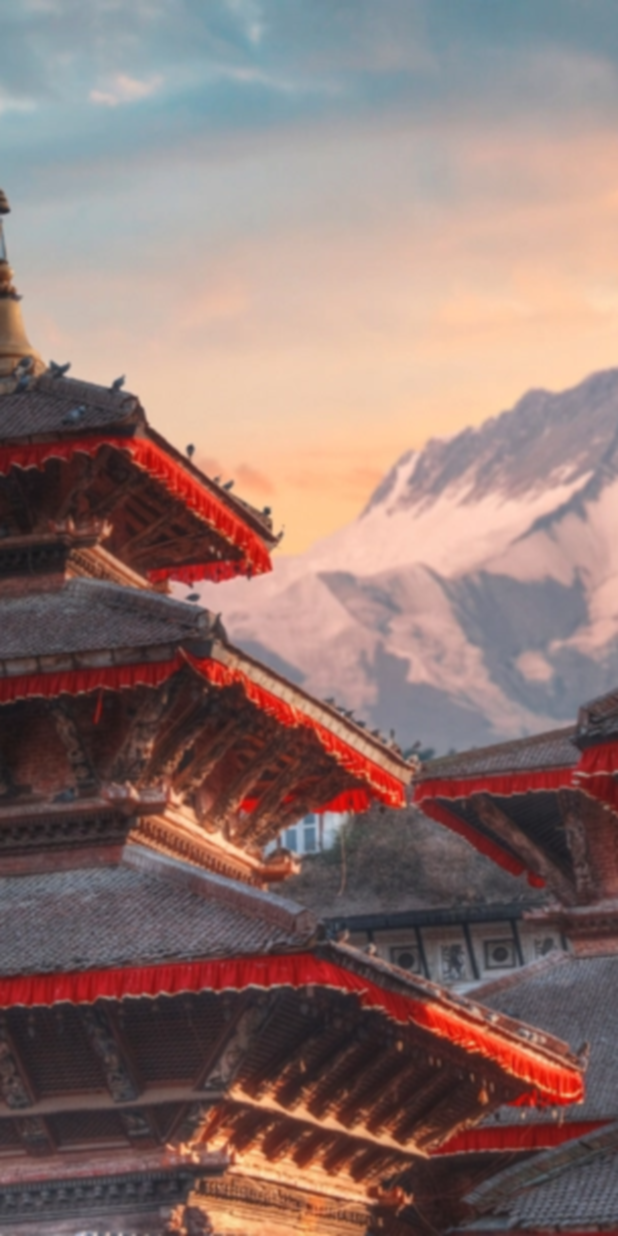
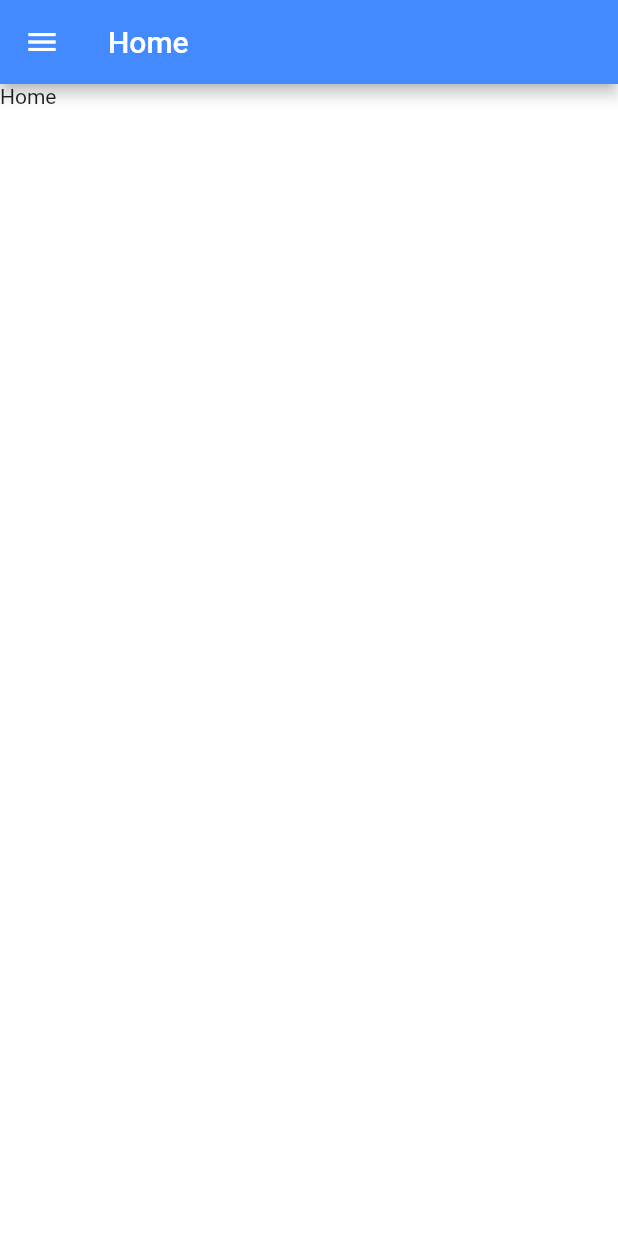
Before and after one commit to xroshan/NSA-App, a Flutter app: the first screen one second after launch, on a phone screen of 412 x 824 dp. Run offline on Flutter 3.47's test engine with Material 2 defaults, Android fonts, the phone set to English and light mode, and no system bars; our stand-ins replace firebase_analytics, firebase_auth, firebase_database, google_sign_in; accounts and stored records are empty; Roboto replaces fonts that are missing (Nunito).

Commit message:
navigation handled

```diff
--- /dev/null
+++ b/lib/classes/activity.dart
@@ -0,0 +1,3 @@
+class Activity {
+
+}
--- a/lib/main.dart
+++ b/lib/main.dart
@@ -1,6 +1,6 @@
 import 'package:flutter/material.dart';
 import './utils/login_animator.dart';
-import './pages/chat.dart';
+import './pages/navigator.dart';
 
 void main() => runApp(MyApp());
 
@@ -11,7 +11,8 @@ class MyApp extends StatelessWidget {
       title: 'NSALogin',
       debugShowCheckedModeBanner: false,
       theme: ThemeData(primaryColor: Colors.blueAccent, fontFamily: 'Nunito'),
-      home: LoginAnimator(),
+      home: NavigatorPage(),
+     // home: LoginAnimator(),
     );
   }
 }
--- /dev/null
+++ b/lib/pages/home.dart
@@ -0,0 +1,15 @@
+import 'package:flutter/material.dart';
+
+class HomePage extends StatefulWidget {
+  @override
+  _HomePageState createState() => _HomePageState();
+}
+
+class _HomePageState extends State<HomePage> {
+  @override
+  Widget build(BuildContext context) {
+    return Container(
+      child: Text('Home'),
+    );
+  }
+}
--- a/lib/pages/login.dart
+++ b/lib/pages/login.dart
@@ -5,7 +5,7 @@ import 'package:firebase_auth/firebase_auth.dart';
 import 'package:google_sign_in/google_sign_in.dart';
 import 'dart:async';
 
-import './chat.dart';
+import 'navigator.dart';
 //import '../utils/focus.dart';       Uncomment if you want to use email and password for login
 
 class LoginPage extends StatefulWidget {
@@ -49,8 +49,8 @@ class _LoginPageState extends State<LoginPage> {
       _isAuthenticating = false;
     });
 
-    Navigator.push(context,
-        MaterialPageRoute(builder: (context) => ChatPage(googleSignIn, _auth)));
+    Navigator.push(
+        context, MaterialPageRoute(builder: (context) => NavigatorPage()));
   }
 
   Future<Null> _onTimeout() {
--- /dev/null
+++ b/lib/pages/navigator.dart
@@ -0,0 +1,107 @@
+import 'package:flutter/material.dart';
+
+import 'home.dart';
+import 'profile.dart';
+import 'messages.dart';
+import 'events.dart';
+import 'tasks.dart';
+
+class NavigatorPage extends StatefulWidget {
+  @override
+  _NavigatorPageState createState() => _NavigatorPageState();
+}
+
+class _NavigatorPageState extends State<NavigatorPage> {
+  Widget _pages = HomePage();
+  String _title = 'Home';
+
+  final _drawerTextstyle =
+      TextStyle(fontSize: 20.0, fontWeight: FontWeight.bold);
+
+  @override
+  Widget build(BuildContext context) {
+    return SafeArea(
+      child: Scaffold(
+        backgroundColor: Colors.white,
+        appBar: AppBar(
+          title: Text(_title),
+        ),
+        body: _pages,
+        drawer: Drawer(
+          child: Container(
+            margin: EdgeInsets.all(5.0),
+            color: Colors.blueAccent,
+            width: double.infinity,
+            height: double.infinity,
+            child: new Column(
+              children: <Widget>[
+                ListTile(
+                  title: Text(
+                    'Home',
+                    style: _drawerTextstyle,
+                  ),
+                  onTap: () {
+                    setState(() {
+                      _title = 'Home';
+                      _pages = HomePage();
+                    });
+                    Navigator.pop(context);
+                  },
+                ),
+                ListTile(
+                  title: Text(
+                    'Profile',
+                    style: _drawerTextstyle,
+                  ),
+                  onTap: () {
+                    setState(() {
+                      _title = 'Profile';
+                      _pages = ProfilePage();
+                    });
+                    Navigator.pop(context);
+                  },
+                ),
+                ListTile(
+                  title: Text(
+                    'Messages',
+                    style: _drawerTextstyle,
+                  ),
+                  onTap: () {
+                    setState(() {
+                      _title = 'Messages';
+                      _pages = MessagesPage();
+                    });
+                    Navigator.pop(context);
+                  },
+                ),
+                ListTile(
+                  title: Text(
+                    'Events',
+                    style: _drawerTextstyle,
+                  ),
+                  onTap: () {
+                    setState(() {
+                      _title = 'Events';
+                      _pages = EventsPage();
+                    });
+                    Navigator.pop(context);
+                  },
+                ),
+                ListTile(
+                  title: Text('Tasks', style: _drawerTextstyle),
+                  onTap: () {
+                    setState(() {
+                      _title = 'Tasks';
+                      _pages = TasksPage();
+                    });
+                    Navigator.pop(context);
+                  },
+                ),
+              ],
+            ),
+          ),
+        ),
+      ),
+    );
+  }
+}
```
Also changed, not shown: lib/pages/events.dart (added, +15 -0 lines), lib/pages/messages.dart (added, +15 -0 lines), lib/pages/profile.dart (added, +15 -0 lines), lib/pages/tasks.dart (added, +15 -0 lines), lib/classes/person.dart (added).
